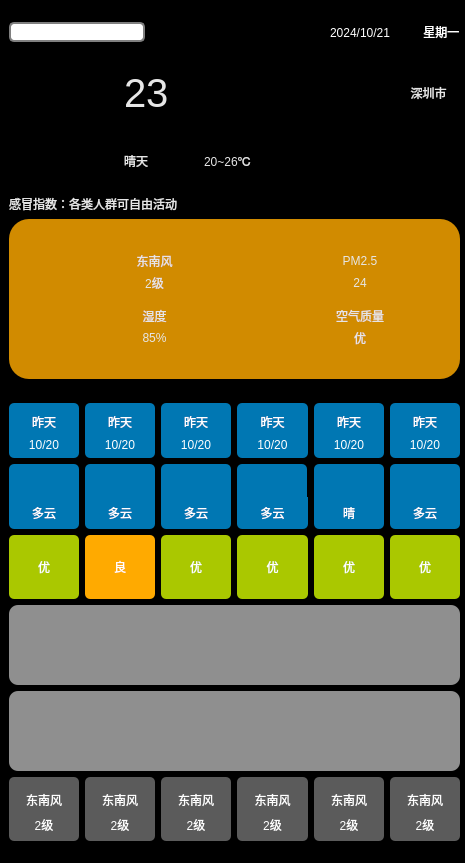
spikeedjet/reportWeather, file widget.ui: the form before one commit.
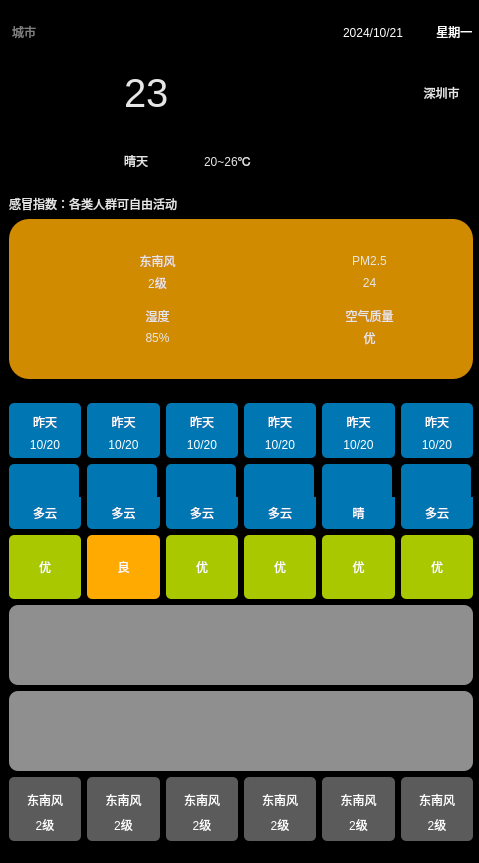
The form after the commit. Icons and pictures are not drawn.

```diff
--- a/widget.ui
+++ b/widget.ui
@@ -6,7 +6,7 @@
    <rect>
     <x>0</x>
     <y>0</y>
-    <width>465</width>
+    <width>479</width>
     <height>863</height>
    </rect>
   </property>
@@ -16,12 +16,12 @@
   <property name="styleSheet">
    <string notr="true">background-color: rgb(0, 0, 0);</string>
   </property>
-  <widget class="QWidget" name="">
+  <widget class="QWidget" name="layoutWidget">
    <property name="geometry">
     <rect>
      <x>9</x>
      <y>9</y>
-     <width>451</width>
+     <width>464</width>
      <height>841</height>
     </rect>
    </property>
@@ -51,7 +51,10 @@
      background: white;
      selection-background-color: darkgray;
  }
-</string>
+color: rgb(255, 255, 255);</string>
+         </property>
+         <property name="text">
+          <string/>
          </property>
          <property name="placeholderText">
           <string>城市</string>
```
Left out of the diff: 26 changed lines with no effect on the pictures.
